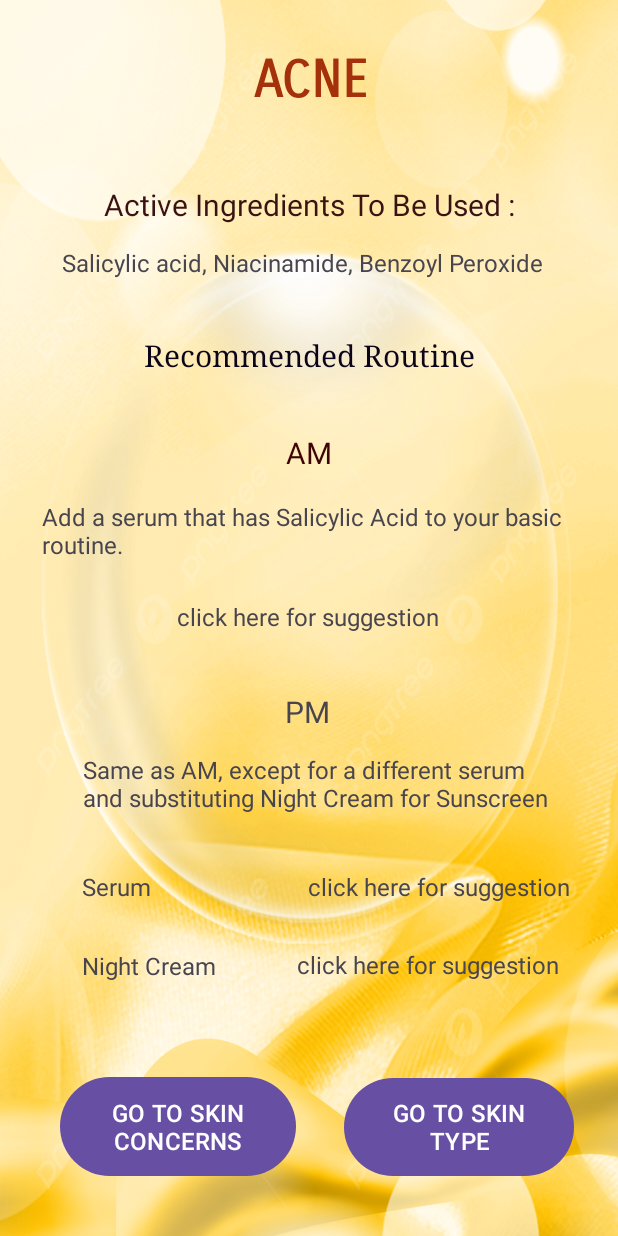
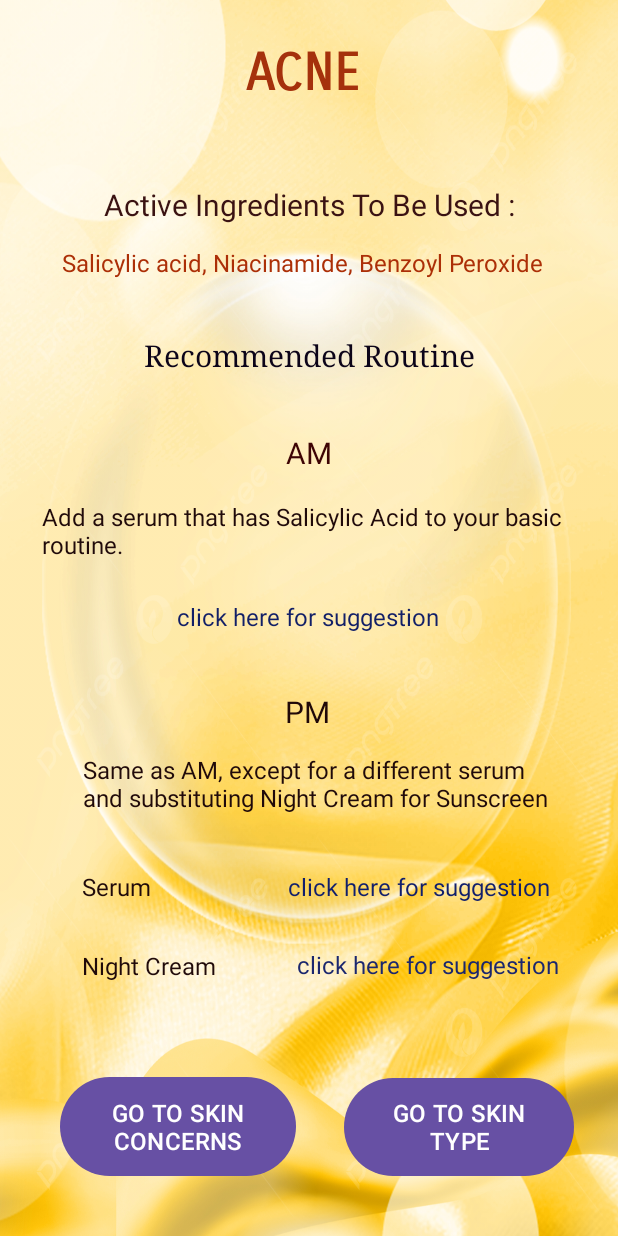
Before and after one commit to niharikaaa21/GoodSkin-Wellness-App, an Android app: the Acne screen opened directly, with no data from a screen before it, on a phone screen of 412 x 824 dp. Run offline under Robolectric (Android 15) with nearby library versions, the phone set to English and light mode, and no system bars.

Commit message:
Changed colors to improve text visibility

```diff
--- a/src/app/src/main/res/layout/activity_acne.xml
+++ b/src/app/src/main/res/layout/activity_acne.xml
@@ -19,10 +19,10 @@
         android:textStyle="bold"
         app:layout_constraintBottom_toBottomOf="parent"
         app:layout_constraintEnd_toEndOf="parent"
-        app:layout_constraintHorizontal_bias="0.509"
+        app:layout_constraintHorizontal_bias="0.45"
         app:layout_constraintStart_toStartOf="parent"
         app:layout_constraintTop_toTopOf="parent"
-        app:layout_constraintVertical_bias="0.042" />
+        app:layout_constraintVertical_bias="0.036" />
 
     <TextView
         android:id="@+id/tv3"
@@ -57,6 +57,7 @@
         android:layout_width="333dp"
         android:layout_height="28dp"
         android:text="Salicylic acid, Niacinamide, Benzoyl Peroxide"
+        android:textColor="#AC2F07"
         android:textSize="16sp"
         app:layout_constraintBottom_toBottomOf="parent"
         app:layout_constraintEnd_toEndOf="parent"
@@ -70,6 +71,7 @@
         android:layout_width="wrap_content"
         android:layout_height="wrap_content"
         android:text="Serum"
+        android:textColor="#200A0A"
         android:textSize="16sp"
         app:layout_constraintBottom_toBottomOf="parent"
         app:layout_constraintEnd_toEndOf="parent"
@@ -83,6 +85,7 @@
         android:layout_width="351dp"
         android:layout_height="50dp"
         android:text="Add a serum that has Salicylic Acid to your basic routine."
+        android:textColor="#200A0A"
         android:textSize="16sp"
         app:layout_constraintBottom_toBottomOf="parent"
         app:layout_constraintEnd_toEndOf="parent"
@@ -96,10 +99,11 @@
         android:layout_width="wrap_content"
         android:layout_height="wrap_content"
         android:text="click here for suggestion"
+        android:textColor="#111F6C"
         android:textSize="16sp"
         app:layout_constraintBottom_toBottomOf="parent"
         app:layout_constraintEnd_toEndOf="parent"
-        app:layout_constraintHorizontal_bias="0.864"
+        app:layout_constraintHorizontal_bias="0.81"
         app:layout_constraintStart_toStartOf="parent"
         app:layout_constraintTop_toTopOf="parent"
         app:layout_constraintVertical_bias="0.723" />
@@ -109,6 +113,7 @@
         android:layout_width="wrap_content"
         android:layout_height="wrap_content"
         android:text="click here for suggestion"
+        android:textColor="#121F67"
         android:textSize="16sp"
         app:layout_constraintBottom_toBottomOf="parent"
         app:layout_constraintEnd_toEndOf="parent"
@@ -148,6 +153,7 @@
         android:layout_width="wrap_content"
         android:layout_height="wrap_content"
         android:text="PM"
+        android:textColor="#200808"
         android:textSize="20sp"
         app:layout_constraintBottom_toBottomOf="parent"
         app:layout_constraintEnd_toEndOf="parent"
@@ -176,6 +182,9 @@
         android:layout_width="313dp"
         android:layout_height="63dp"
         android:text="Same as AM, except for a different serum and substituting Night Cream for Sunscreen"
+        android:textColor="#200A0A"
+        android:textColorHighlight="#200A0A"
+        android:textColorHint="#200A0A"
         android:textSize="16sp"
         app:layout_constraintBottom_toBottomOf="parent"
         app:layout_constraintEnd_toEndOf="parent"
@@ -189,6 +198,7 @@
         android:layout_width="100dp"
         android:layout_height="39dp"
         android:text="Night Cream"
+        android:textColor="#200A0A"
         android:textSize="16sp"
         app:layout_constraintBottom_toBottomOf="parent"
         app:layout_constraintEnd_toEndOf="parent"
@@ -202,6 +212,7 @@
         android:layout_width="182dp"
         android:layout_height="32dp"
         android:text="click here for suggestion"
+        android:textColor="#1B276E"
         android:textSize="16sp"
         app:layout_constraintBottom_toBottomOf="parent"
         app:layout_constraintEnd_toEndOf="parent"
```
Also changed, not shown: src/app/src/main/res/layout/activity_combination_skin.xml (+12 -0 lines), src/app/src/main/res/layout/activity_dry_skin.xml (+12 -0 lines), src/app/src/main/res/layout/activity_dull_skin.xml (+9 -0 lines), src/app/src/main/res/layout/activity_hyperpigmentation.xml (+16 -0 lines), src/app/src/main/res/layout/activity_normal_routine.xml (+12 -0 lines), src/app/src/main/res/layout/activity_oily_skin.xml (+12 -0 lines), src/app/src/main/res/layout/activity_textured_skin.xml (+9 -0 lines).
